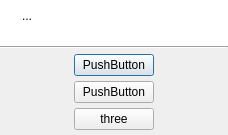
Above: uman/src/QUMessageBox.ui from UltraStar-Deluxe/UltraStar-Manager before the change. Below: the same form after it.
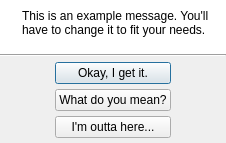
That is the form after the change. Icons and pictures are not drawn.

The edit to the form file:
```diff
--- a/uman/src/QUMessageBox.ui
+++ b/uman/src/QUMessageBox.ui
@@ -8,8 +8,8 @@
    <rect>
     <x>0</x>
     <y>0</y>
-    <width>228</width>
-    <height>135</height>
+    <width>226</width>
+    <height>143</height>
    </rect>
   </property>
   <property name="windowTitle" >
@@ -126,7 +126,7 @@
       <item>
        <widget class="QLabel" name="message" >
         <property name="text" >
-         <string>...</string>
+         <string>This is an example message. You'll have to change it to fit your needs.</string>
         </property>
         <property name="alignment" >
          <set>Qt::AlignLeading|Qt::AlignLeft|Qt::AlignTop</set>
@@ -174,7 +174,7 @@
       </spacer>
      </item>
      <item>
-      <layout class="QVBoxLayout" >
+      <layout class="QVBoxLayout" name="buttonLayout" >
        <property name="spacing" >
         <number>5</number>
        </property>
@@ -187,7 +187,7 @@
        <item>
         <widget class="QPushButton" name="one" >
          <property name="text" >
-          <string>PushButton</string>
+          <string>Okay, I get it.</string>
          </property>
          <property name="shortcut" >
           <string>1</string>
@@ -197,7 +197,7 @@
        <item>
         <widget class="QPushButton" name="two" >
          <property name="text" >
-          <string>PushButton</string>
+          <string>What do you mean?</string>
          </property>
          <property name="shortcut" >
           <string>2</string>
@@ -207,7 +207,7 @@
        <item>
         <widget class="QPushButton" name="three" >
          <property name="text" >
-          <string>three</string>
+          <string>I'm outta here...</string>
          </property>
          <property name="icon" >
           <iconset resource="images/uman.qrc" >
```
Left out of the diff: 17 changed lines with no effect on the pictures.
